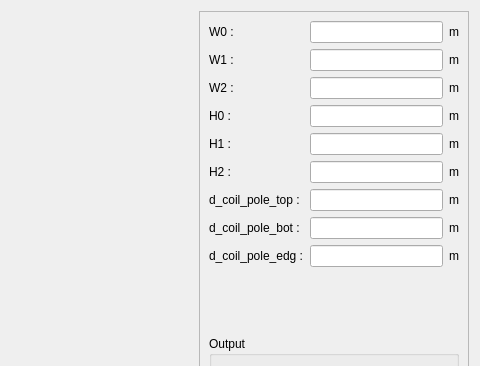
Above: pyleecan/GUI/Dialog/DMachineSetup/SWPole/PWSlot61/PWSlot61.ui from Eomys/pyleecan before the change; both pictures show x 456 to 936 and y 0 to 366 of the 936 by 532 pixel window. Below: the same form after it.
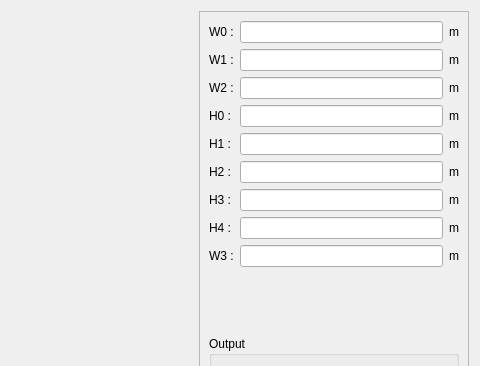
That is the form after the change. Icons and pictures are not drawn. Custom widgets are drawn as their Qt base class.

Commit message: [CC] For Rotor Slot : now h3 h4 w3

```diff
--- a/pyleecan/GUI/Dialog/DMachineSetup/SWPole/PWSlot61/PWSlot61.ui
+++ b/pyleecan/GUI/Dialog/DMachineSetup/SWPole/PWSlot61/PWSlot61.ui
@@ -219,7 +219,7 @@
          <item row="6" column="0">
           <widget class="QLabel" name="in_H3">
            <property name="text">
-            <string>d_coil_pole_top :</string>
+            <string>H3 :</string>
            </property>
           </widget>
          </item>
@@ -236,7 +236,7 @@
          <item row="7" column="0">
           <widget class="QLabel" name="in_H4">
            <property name="text">
-            <string>d_coil_pole_bot :</string>
+            <string>H4 :</string>
            </property>
           </widget>
          </item>
@@ -253,7 +253,7 @@
          <item row="8" column="0">
           <widget class="QLabel" name="in_W3">
            <property name="text">
-            <string>d_coil_pole_edg :</string>
+            <string>W3 :</string>
            </property>
           </widget>
          </item>
```
The commit also changes 3 other files.
